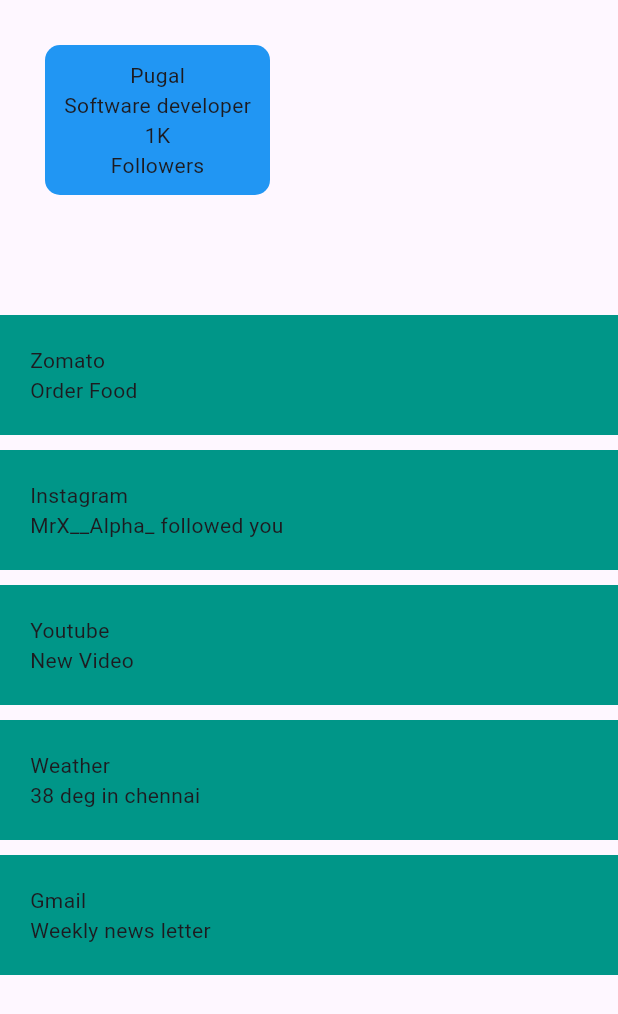
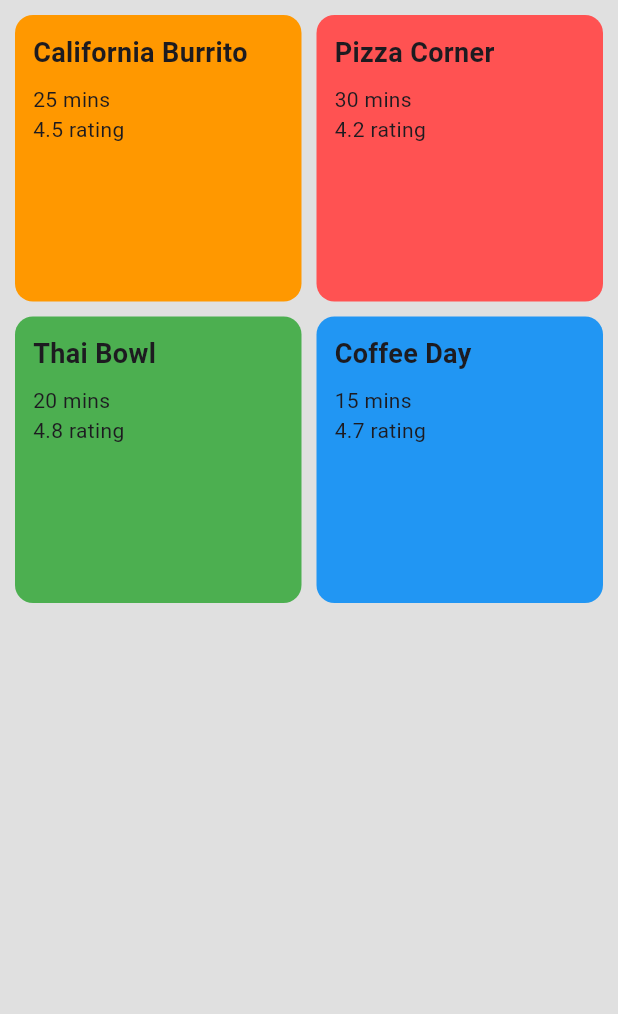
Before and after one commit to pugal6/flutter-tasks, a Flutter app: the screen it shows after launch, on a phone screen of 412 x 824 dp. Shown: the top 1014 px of the screen. Run offline on Flutter 3.47's test engine with Material 3 defaults, Android fonts, the phone set to English and light mode, and no system bars.

Commit message:
Added practice tasks for Module 2 topic 3

```diff
--- a/module1/lib/main.dart
+++ b/module1/lib/main.dart
@@ -1,7 +1,9 @@
 import 'package:flutter/material.dart';
 import 'package:module1/tasks/container_widget.dart';
+import 'package:module1/tasks/gridview.dart';
 import 'package:module1/tasks/layout_widgets_task.dart';
+import 'package:module1/tasks/listview.dart';
 
 void main() {
-  runApp(ContainerWidget());
+  runApp(GridviewTask());
 }
--- /dev/null
+++ b/module1/lib/tasks/gridview.dart
@@ -0,0 +1,134 @@
+import 'package:flutter/material.dart';
+
+class GridviewTask extends StatelessWidget{
+  const GridviewTask({super.key});
+
+@override
+Widget build(BuildContext context) {
+  return MaterialApp(
+    home: Scaffold(
+      backgroundColor: Colors.black12,
+
+      body: Padding(
+        padding: EdgeInsets.all(10),
+
+        child: GridView.count(
+          crossAxisCount: 2,
+          crossAxisSpacing: 10,
+          mainAxisSpacing: 10,
+
+          children: [
+            Container(
+              padding: EdgeInsets.all(12),
+              decoration: BoxDecoration(
+                color: Colors.orange,
+                borderRadius: BorderRadius.circular(12),
+              ),
+
+              child: Column(
+                crossAxisAlignment: CrossAxisAlignment.start,
+                children: [
+                  Text(
+                    "California Burrito",
+                    style: TextStyle(
+                      fontSize: 18,
+                      fontWeight: FontWeight.bold,
+                    ),
+                  ),
+
+                  SizedBox(height: 8),
+
+                  Text("25 mins"),
+                  Text("4.5 rating"),
+                ],
+              ),
+            ),
+
+            Container(
+              padding: EdgeInsets.all(12),
+              decoration: BoxDecoration(
+                color: Colors.redAccent,
+                borderRadius: BorderRadius.circular(12),
+              ),
+
+              child: Column(
+                crossAxisAlignment: CrossAxisAlignment.start,
+                children: [
+                  Text(
+                    "Pizza Corner",
+                    style: TextStyle(
+                      fontSize: 18,
+                      fontWeight: FontWeight.bold,
+                    ),
+                  ),
+
+                  SizedBox(height: 8),
+
+                  Text("30 mins"),
+                  Text("4.2 rating"),
+                ],
+              ),
+            ),
+
+            Container(
+              padding: EdgeInsets.all(12),
+              decoration: BoxDecoration(
+                color: Colors.green,
+                borderRadius: BorderRadius.circular(12),
+              ),
+
+              child: Column(
+                crossAxisAlignment: CrossAxisAlignment.start,
+                children: [
+                  Text(
+                    "Thai Bowl",
+                    style: TextStyle(
+                      fontSize: 18,
+                      fontWeight: FontWeight.bold,
+                    ),
+                  ),
+
+                  SizedBox(height: 8),
+
+                  Text("20 mins"),
+                  Text("4.8 rating"),
+                ],
+              ),
+            ),
+
+            Container(
+              padding: EdgeInsets.all(12),
+              decoration: BoxDecoration(
+                color: Colors.blue,
+                borderRadius: BorderRadius.circular(12),
+              ),
+
+              child: Column(
+                crossAxisAlignment: CrossAxisAlignment.start,
+                children: [
+                  Text(
+                    "Coffee Day",
+                    style: TextStyle(
+                      fontSize: 18,
+                      fontWeight: FontWeight.bold,
+                    ),
+                  ),
+
+                  SizedBox(height: 8),
+
+                  Text("15 mins"),
+                  Text("4.7 rating"),
+                ],
+              ),
+            ),
+          ],
+        ),
+      ),
+    ),
+  );
+}
+
+
+
+
+}
```
Also changed, not shown: module1/lib/tasks/listview.dart (added, +239 -0 lines).
